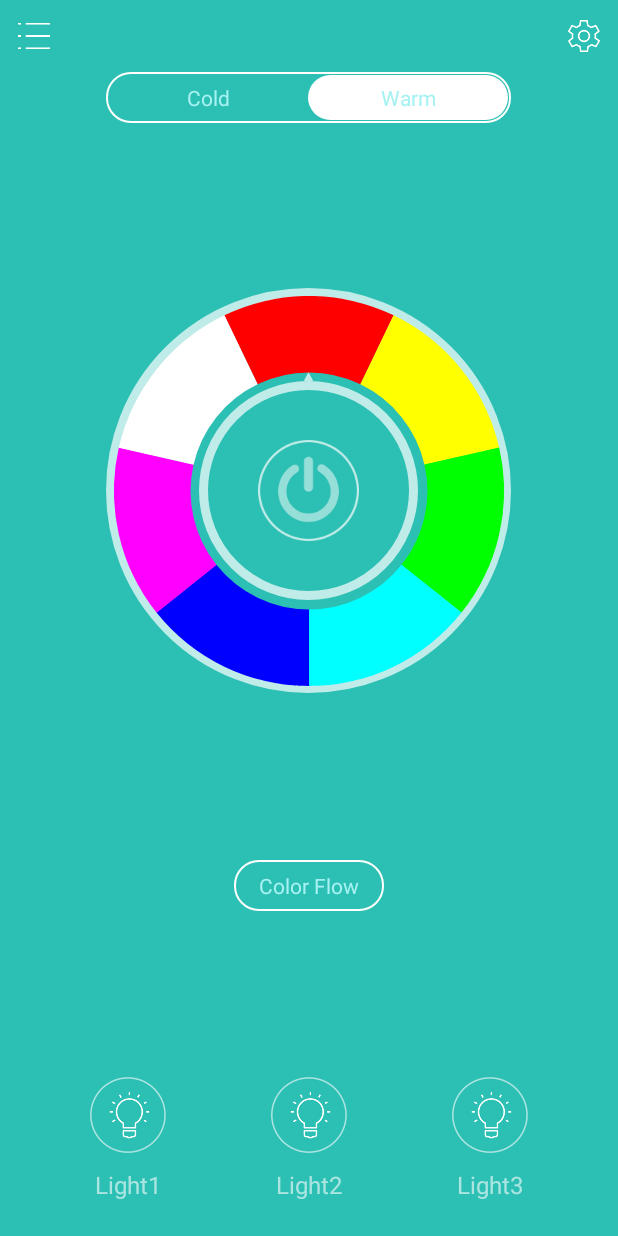
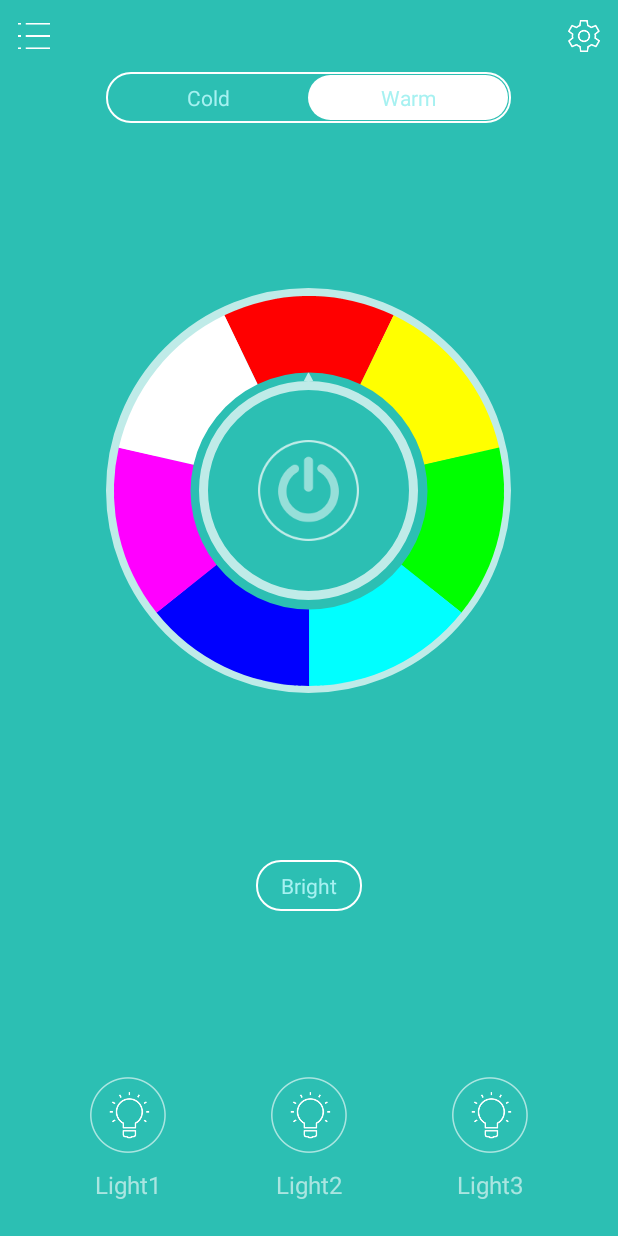
Before and after one commit to rabbitom/OpenIoT, an Android app: the screen it shows after launch (MainActivity), on a phone screen of 412 x 824 dp. Run offline under Robolectric (Android 15) with nearby library versions, the phone set to English and light mode, and no system bars.

Commit message:
add lum/colorTemperature change, remote color flow

```diff
--- a/app/app/build.gradle
+++ b/app/app/build.gradle
@@ -8,7 +8,7 @@ android {
         minSdkVersion 18
         targetSdkVersion 22
         versionCode 1
-        versionName "1.0"
+        versionName "0.1"
         testInstrumentationRunner "android.support.test.runner.AndroidJUnitRunner"
     }
     buildTypes {
--- a/app/app/src/main/java/net/erabbit/lightingapp/LightFragment.java
+++ b/app/app/src/main/java/net/erabbit/lightingapp/LightFragment.java
@@ -10,9 +10,7 @@ import android.widget.CheckBox;
 import android.widget.CompoundButton;
 import android.widget.RadioButton;
 import android.widget.RadioGroup;
-import android.widget.ViewFlipper;
 
-import net.erabbit.common_lib.ColorFlowCircleView;
 import net.erabbit.common_lib.ColorPlateCircleView;
 
 import java.util.ArrayList;
@@ -24,22 +22,24 @@ import java.util.ArrayList;
 public class LightFragment extends Fragment
 implements CheckBox.OnCheckedChangeListener, ColorPlateCircleView.OnColorPlateChangedListener, RadioGroup.OnCheckedChangeListener {
 
-    protected static final int VIEW_COLOR_PLATE = 0;
-    protected static final int VIEW_COLOR_FLOW = 1;
+//    protected static final int VIEW_COLOR_PLATE = 0;
+//    protected static final int VIEW_COLOR_FLOW = 1;
     protected View colorCirclesView;
-    protected View colorFlowCheckView;
-    protected CheckBox colorFlowCheck;
+    protected View lightModeCheckView;
+    protected CheckBox lightModeCheck;
     protected RadioGroup lightModeSelector;
-    protected RadioButton lightModeCold;
-    protected RadioButton lightModeWarm;
-    protected ViewFlipper colorViews;
+    protected RadioButton lightModeNormal;
+    protected RadioButton lightModeAlternate;
+    //protected ViewFlipper colorViews;
     protected ColorPlateCircleView colorPlateView;
-    protected ColorFlowCircleView colorFlowView;
+    //protected ColorFlowCircleView colorFlowView;
     protected CheckBox lightSwitch;
 
     public interface OnLightFragmentInteracionListener {
         void onLightPowerChanged(boolean isOn);
         void onLightColorChanged(int color);
+        void onLightColorTemperatureChanged(int colorTemperature);
+        void onLightLuminanceChanged(int lum);
     }
 
     protected OnLightFragmentInteracionListener mListener;
@@ -75,16 +75,16 @@ implements CheckBox.OnCheckedChangeListener, ColorPlateCircleView.OnColorPlateCh
         View view = inflater.inflate(R.layout.fragment_light, container, false);
         colorPlateView = (ColorPlateCircleView)view.findViewById(R.id.colorPlateView);
         colorPlateView.setOnColorPlateChangedListener(this);
-        colorFlowView = (ColorFlowCircleView)view.findViewById(R.id.colorFlowView);
-        colorFlowCheck = (CheckBox)view.findViewById(R.id.colorFlowCheck);
-        colorFlowCheck.setOnCheckedChangeListener(this);
-        colorViews = (ViewFlipper)view.findViewById(R.id.colorViews);
+        //colorFlowView = (ColorFlowCircleView)view.findViewById(R.id.colorFlowView);
+        lightModeCheck = (CheckBox)view.findViewById(R.id.lightModeCheck);
+        lightModeCheck.setOnCheckedChangeListener(this);
+        //colorViews = (ViewFlipper)view.findViewById(R.id.colorViews);
         colorCirclesView = view.findViewById(R.id.colorCirclesView);
-        colorFlowCheckView = view.findViewById(R.id.colorFlowCheckView);
+        lightModeCheckView = view.findViewById(R.id.lightModeCheckView);
         lightModeSelector = (RadioGroup)view.findViewById(R.id.lightModeSelector);
         lightModeSelector.setOnCheckedChangeListener(this);
-        lightModeCold = (RadioButton)view.findViewById(R.id.lightModeCold);
-        lightModeWarm = (RadioButton)view.findViewById(R.id.lightModeWarm);
+        lightModeNormal = (RadioButton)view.findViewById(R.id.lightModeNormal);
+        lightModeAlternate = (RadioButton)view.findViewById(R.id.lightModeAlternate);
         lightSwitch = (CheckBox)view.findViewById(R.id.lightSwitch);
         lightSwitch.setOnCheckedChangeListener(this);
         if(mLightColors != null)
@@ -105,26 +105,28 @@ implements CheckBox.OnCheckedChangeListener, ColorPlateCircleView.OnColorPlateCh
 
     @Override
     public void onCheckedChanged(CompoundButton compoundButton, boolean checked) {
-        if(compoundButton == colorFlowCheck) {
-            colorFlowView.setFlow(checked);
-            if(checked)
-                colorViews.setDisplayedChild(VIEW_COLOR_FLOW);
-            else
-                colorViews.setDisplayedChild(VIEW_COLOR_PLATE);
+        if(compoundButton == lightModeCheck) {
+//            colorFlowView.setFlow(checked);
+//            if(checked)
+//                colorViews.setDisplayedChild(VIEW_COLOR_FLOW);
+//            else
+//                colorViews.setDisplayedChild(VIEW_COLOR_PLATE);
+            if(mListener != null)
+                mListener.onLightLuminanceChanged(checked ? Light.LIGHT_LUMINANCE_FULL : Light.LIGHT_LUMINANCE_HALF);
         }
         else if(compoundButton == lightSwitch) {
             if(checked) {
                 colorCirclesView.setVisibility(View.VISIBLE);
-                colorFlowCheckView.setVisibility(View.VISIBLE);
+                lightModeCheckView.setVisibility(View.VISIBLE);
                 lightModeSelector.setVisibility(View.VISIBLE);
-                if(lightModeCold.isChecked())
-                    colorFlowView.setFlow(true);
+//                if(lightModeNormal.isChecked())
+//                    colorFlowView.setFlow(true);
             }
             else {
                 colorCirclesView.setVisibility(View.INVISIBLE);
-                colorFlowCheckView.setVisibility(View.INVISIBLE);
+                lightModeCheckView.setVisibility(View.INVISIBLE);
                 lightModeSelector.setVisibility(View.INVISIBLE);
-                colorFlowView.setFlow(false);
+//                colorFlowView.setFlow(false);
             }
             if(mListener != null)
                 mListener.onLightPowerChanged(checked);
@@ -134,10 +136,8 @@ implements CheckBox.OnCheckedChangeListener, ColorPlateCircleView.OnColorPlateCh
     @Override
     public void onCheckedChanged(RadioGroup radioGroup, int i) {
         if(radioGroup == lightModeSelector) {
-//            boolean colorFlowChecked = lightModeCold.isChecked();
-//            colorFlowView.setFlow(colorFlowChecked);
-//            colorViews.setDisplayedChild(colorFlowChecked ? VIEW_COLOR_FLOW : VIEW_COLOR_PLATE);
-//            updateLightMode();
+            if(mListener != null)
+                mListener.onLightColorTemperatureChanged(lightModeNormal.isChecked() ? Light.LIGHT_COLOR_TEMPERATURE_COLD : Light.LIGHT_COLOR_TEMPERATURE_WARM);
         }
     }
 
--- a/app/app/src/main/res/layout/fragment_light.xml
+++ b/app/app/src/main/res/layout/fragment_light.xml
@@ -16,12 +16,12 @@
         android:orientation="horizontal"
         android:id="@+id/lightModeSelector">
         <RadioButton style="@style/round_rect_radio"
-            android:id="@+id/lightModeCold"
-            android:text="@string/light_cold"/>
+            android:id="@+id/lightModeNormal"
+            android:text="@string/light_normal"/>
         <RadioButton style="@style/round_rect_radio"
-            android:id="@+id/lightModeWarm"
+            android:id="@+id/lightModeAlternate"
             android:checked="true"
-            android:text="@string/light_warm"/>
+            android:text="@string/light_alternate"/>
     </RadioGroup>
 
     <View
@@ -50,10 +50,10 @@
                 custom:stroke_width="6dp"
                 custom:stroke_color="@color/circle_stroke"
                 custom:balloon_height="6dp"/>
-            <ViewFlipper
-                android:layout_width="wrap_content"
-                android:layout_height="wrap_content"
-                android:id="@+id/colorViews">
+            <!--<ViewFlipper-->
+                <!--android:layout_width="wrap_content"-->
+                <!--android:layout_height="wrap_content"-->
+                <!--android:id="@+id/colorViews">-->
                 <net.erabbit.common_lib.ColorPlateCircleView
                     android:layout_width="260dp"
                     android:layout_height="260dp"
@@ -61,14 +61,14 @@
                     custom:diameter="260dp"
                     custom:stroke_width="51dp"
                     android:id="@+id/colorPlateView"/>
-                <net.erabbit.common_lib.ColorFlowCircleView
-                    android:layout_width="260dp"
-                    android:layout_height="260dp"
-                    android:layout_margin="5dp"
-                    custom:diameter="260dp"
-                    custom:stroke_width="51dp"
-                    android:id="@+id/colorFlowView"/>
-            </ViewFlipper>
+                <!--<net.erabbit.common_lib.ColorFlowCircleView-->
+                    <!--android:layout_width="260dp"-->
+                    <!--android:layout_height="260dp"-->
+                    <!--android:layout_margin="5dp"-->
+                    <!--custom:diameter="260dp"-->
+                    <!--custom:stroke_width="51dp"-->
+                    <!--android:id="@+id/colorFlowView"/>-->
+            <!--</ViewFlipper>-->
         </FrameLayout>
         <CheckBox
             android:id="@+id/lightSwitch"
@@ -87,14 +87,14 @@
         android:layout_weight="1" />
 
     <LinearLayout
-        android:id="@+id/colorFlowCheckView"
+        android:id="@+id/lightModeCheckView"
         android:layout_width="wrap_content"
         android:layout_height="wrap_content"
         android:padding="2dp"
         android:background="@drawable/round_rect_frame">
         <CheckBox style="@style/round_rect_radio"
-                  android:text="@string/color_flow"
-                  android:id="@+id/colorFlowCheck"/>
+                  android:text="@string/light_check"
+                  android:id="@+id/lightModeCheck"/>
     </LinearLayout>
 
     <View
--- a/app/app/src/main/res/values/strings.xml
+++ b/app/app/src/main/res/values/strings.xml
@@ -1,8 +1,8 @@
 <resources>
     <string name="app_name">LightingApp</string>
-    <string name="light_cold">Cold</string>
-    <string name="light_warm">Warm</string>
-    <string name="color_flow">Color Flow</string>
+    <string name="light_normal">Cold</string>
+    <string name="light_alternate">Warm</string>
+    <string name="light_check">Bright</string>
     <string name="set_ip">Set IP Address:</string>
     <string name="ok">OK</string>
     <string name="cancel">Cancel</string>
```
Also changed, not shown: app/app/src/main/java/net/erabbit/lightingapp/Light.java (+39 -5 lines), app/app/src/main/java/net/erabbit/lightingapp/MainActivity.java (+14 -0 lines).
